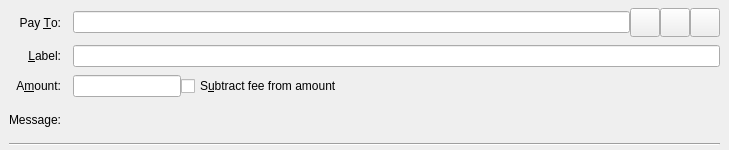
This is src/qt/forms/sendcoinsentry.ui in HTHcoin/helpthehomelesscoin as Qt 5 draws it before an edit. The edited form follows.
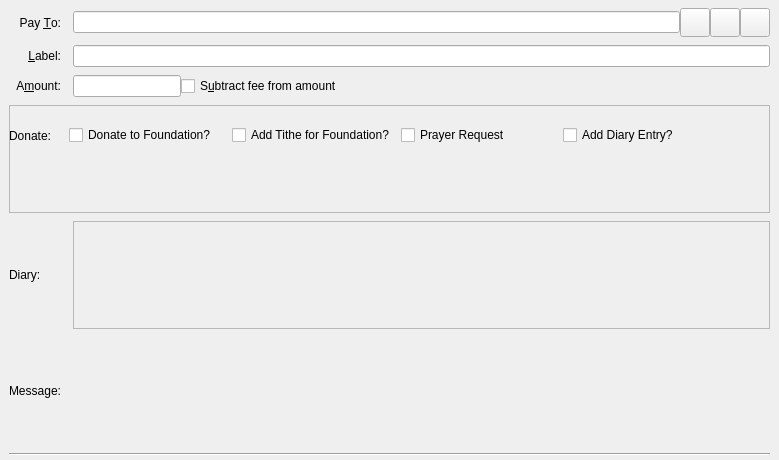
This is the edited form. Custom widgets are drawn as their Qt base class.

```diff
--- a/src/qt/forms/sendcoinsentry.ui
+++ b/src/qt/forms/sendcoinsentry.ui
@@ -6,8 +6,8 @@
    <rect>
     <x>0</x>
     <y>0</y>
-    <width>729</width>
-    <height>150</height>
+    <width>779</width>
+    <height>460</height>
    </rect>
   </property>
   <property name="focusPolicy">
@@ -49,6 +49,39 @@
       </property>
      </widget>
     </item>
+    <item row="2" column="0">
+     <widget class="QLabel" name="amountLabel">
+      <property name="text">
+       <string>A&amp;mount:</string>
+      </property>
+      <property name="alignment">
+       <set>Qt::AlignRight|Qt::AlignTrailing|Qt::AlignVCenter</set>
+      </property>
+      <property name="buddy">
+       <cstring>payAmount</cstring>
+      </property>
+     </widget>
+    </item>
+    <item row="6" column="0" colspan="2">
+     <widget class="Line" name="line">
+      <property name="orientation">
+       <enum>Qt::Horizontal</enum>
+      </property>
+     </widget>
+    </item>
+    <item row="1" column="0">
+     <widget class="QLabel" name="labellLabel">
+      <property name="text">
+       <string>&amp;Label:</string>
+      </property>
+      <property name="alignment">
+       <set>Qt::AlignRight|Qt::AlignTrailing|Qt::AlignVCenter</set>
+      </property>
+      <property name="buddy">
+       <cstring>addAsLabel</cstring>
+      </property>
+     </widget>
+    </item>
     <item row="0" column="1">
      <layout class="QHBoxLayout" name="payToLayout">
       <property name="spacing">
@@ -117,39 +150,6 @@
       </item>
      </layout>
     </item>
-    <item row="1" column="0">
-     <widget class="QLabel" name="labellLabel">
-      <property name="text">
-       <string>&amp;Label:</string>
-      </property>
-      <property name="alignment">
-       <set>Qt::AlignRight|Qt::AlignTrailing|Qt::AlignVCenter</set>
-      </property>
-      <property name="buddy">
-       <cstring>addAsLabel</cstring>
-      </property>
-     </widget>
-    </item>
-    <item row="1" column="1">
-     <widget class="QLineEdit" name="addAsLabel">
-      <property name="toolTip">
-       <string>Enter a label for this address to add it to the list of used addresses</string>
-      </property>
-     </widget>
-    </item>
-    <item row="2" column="0">
-     <widget class="QLabel" name="amountLabel">
-      <property name="text">
-       <string>A&amp;mount:</string>
-      </property>
-      <property name="alignment">
-       <set>Qt::AlignRight|Qt::AlignTrailing|Qt::AlignVCenter</set>
-      </property>
-      <property name="buddy">
-       <cstring>payAmount</cstring>
-      </property>
-     </widget>
-    </item>
     <item row="2" column="1">
      <layout class="QHBoxLayout" name="horizontalLayoutAmount" stretch="0,1">
       <item>
@@ -167,7 +167,14 @@
       </item>
      </layout>
     </item>
-    <item row="3" column="0">
+    <item row="1" column="1">
+     <widget class="QLineEdit" name="addAsLabel">
+      <property name="toolTip">
+       <string>Enter a label for this address to add it to the list of used addresses</string>
+      </property>
+     </widget>
+    </item>
+    <item row="5" column="0">
      <widget class="QLabel" name="messageLabel">
       <property name="text">
        <string>Message:</string>
@@ -177,7 +184,7 @@
       </property>
      </widget>
     </item>
-    <item row="3" column="1">
+    <item row="5" column="1">
      <widget class="QLabel" name="messageTextLabel">
       <property name="toolTip">
        <string>A message that was attached to the HTH: URI which will be stored with the transaction for your reference. Note: This message will not be sent over the HelpTheHomeless network.</string>
@@ -187,10 +194,104 @@
       </property>
      </widget>
     </item>
-    <item row="4" column="0" colspan="2">
-     <widget class="Line" name="line">
-      <property name="orientation">
-       <enum>Qt::Horizontal</enum>
+    <item row="4" column="1">
+     <widget class="QFrame" name="frame_2">
+      <property name="frameShape">
+       <enum>QFrame::StyledPanel</enum>
+      </property>
+      <property name="frameShadow">
+       <enum>QFrame::Raised</enum>
+      </property>
+     </widget>
+    </item>
+    <item row="3" column="0" colspan="2">
+     <widget class="QFrame" name="frame">
+      <property name="frameShape">
+       <enum>QFrame::StyledPanel</enum>
+      </property>
+      <property name="frameShadow">
+       <enum>QFrame::Raised</enum>
+      </property>
+      <widget class="QWidget" name="layoutWidget">
+       <property name="geometry">
+        <rect>
+         <x>60</x>
+         <y>20</y>
+         <width>651</width>
+         <height>20</height>
+        </rect>
+       </property>
+       <layout class="QHBoxLayout" name="horizontalLayoutCheckboxes2">
+        <item>
+         <widget class="QCheckBox" name="chkDonate">
+          <property name="toolTip">
+           <string>Send Coins to Orphan Foundation to Support Orphans?</string>
+          </property>
+          <property name="layoutDirection">
+           <enum>Qt::LeftToRight</enum>
+          </property>
+          <property name="text">
+           <string>Donate to Foundation?</string>
+          </property>
+         </widget>
+        </item>
+        <item>
+         <widget class="QCheckBox" name="chkTithe">
+          <property name="toolTip">
+           <string>Add an additional 10% to the transaction to be sent to Support Orphans?</string>
+          </property>
+          <property name="layoutDirection">
+           <enum>Qt::LeftToRight</enum>
+          </property>
+          <property name="text">
+           <string>Add Tithe for Foundation?</string>
+          </property>
+         </widget>
+        </item>
+        <item>
+         <widget class="QCheckBox" name="chkPrayer">
+          <property name="toolTip">
+           <string>Prayer Request</string>
+          </property>
+          <property name="text">
+           <string>Prayer Request</string>
+          </property>
+         </widget>
+        </item>
+        <item>
+         <widget class="QCheckBox" name="chkDiary">
+          <property name="text">
+           <string>Add Diary Entry?</string>
+          </property>
+         </widget>
+        </item>
+       </layout>
+      </widget>
+      <widget class="QLabel" name="messageCaption">
+       <property name="geometry">
+        <rect>
+         <x>0</x>
+         <y>0</y>
+         <width>51</width>
+         <height>61</height>
+        </rect>
+       </property>
+       <property name="text">
+        <string>Donate:</string>
+       </property>
+       <property name="alignment">
+        <set>Qt::AlignLeading|Qt::AlignLeft|Qt::AlignVCenter</set>
+       </property>
+       <property name="wordWrap">
+        <bool>true</bool>
+       </property>
+      </widget>
+     </widget>
+    </item>
+    <item row="4" column="0">
+     <widget class="QLabel" name="messageCaption_1">
+      <property name="text">
+       <string>Diary:</string>
       </property>
      </widget>
     </item>
```
Left out of the diff: 4 changed lines with no effect on the pictures.
